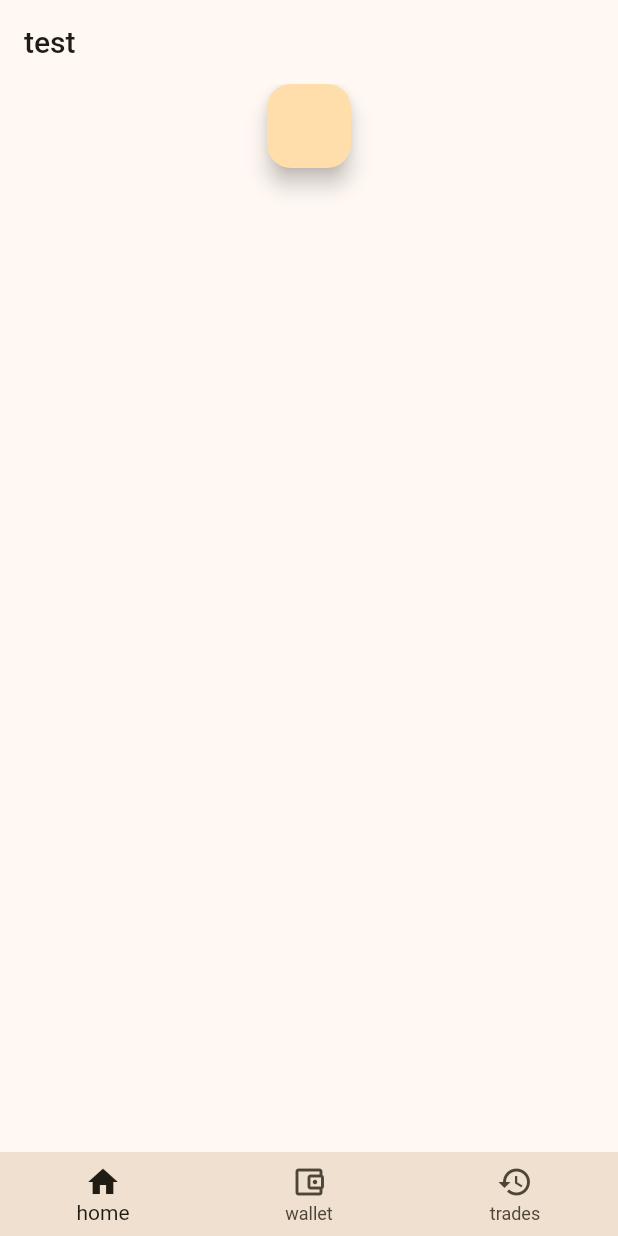
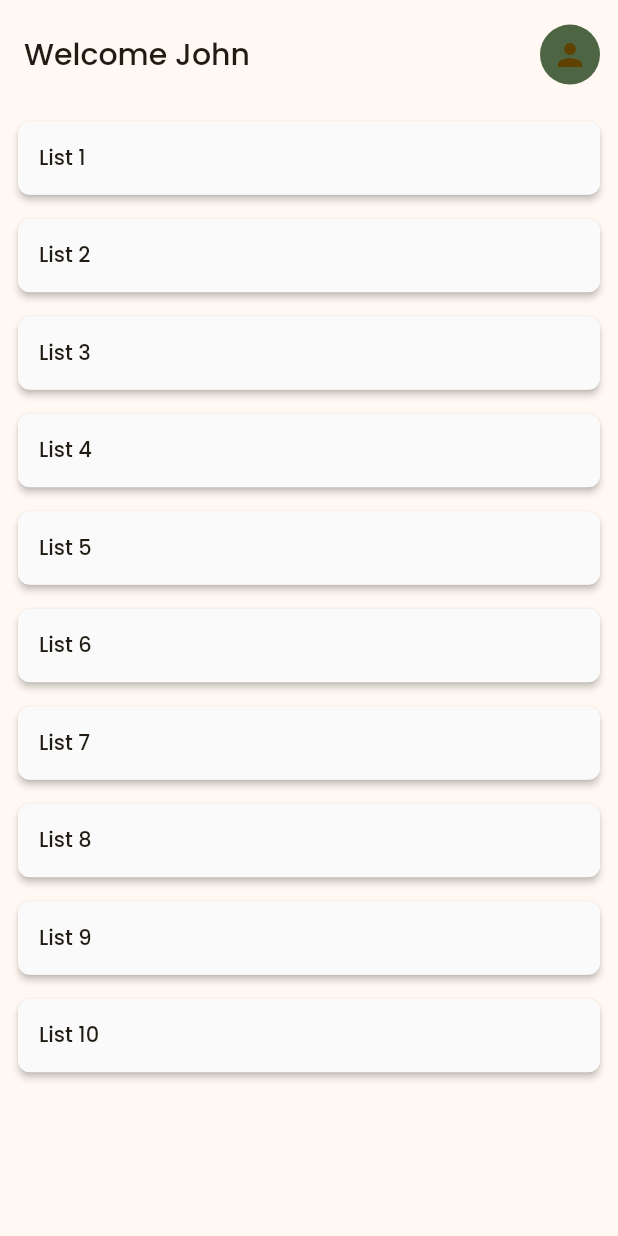
Before and after one commit to lucas-242/easy_market, a Flutter app: the screen it shows after launch, on a phone screen of 412 x 824 dp. Run offline on Flutter 3.47's test engine with Material 2 defaults, Android fonts, the phone set to English and light mode, and no system bars; drawn by our look-alikes of dynamic_color; our stand-ins replace bloc, cloud_firestore, dartz, firebase_core, flutter_modular, google_fonts and 1 more; accounts and stored records are empty; generated files the repository leaves out were written again.

Commit message:
creating shopping_list_card

```diff
--- a/lib/app/core/app_routes.dart
+++ b/lib/app/core/app_routes.dart
@@ -1,5 +1,5 @@
 abstract class AppRoutes {
   static String get main => '/';
-  static String get lists => '/lists';
-  static String get login => '/login';
+  static String get lists => '/lists/';
+  static String get login => '/login/';
 }
--- a/lib/app/modules/shopping_list/presenter/pages/shopping_lists_page.dart
+++ b/lib/app/modules/shopping_list/presenter/pages/shopping_lists_page.dart
@@ -1,40 +1,39 @@
 import 'package:flutter/material.dart';
+import 'package:market_lists/app/modules/shopping_list/presenter/widgets/shopping_list_card.dart';
+import 'package:market_lists/app/modules/shopping_list/shopping_list.dart';
+import 'package:market_lists/app/shared/themes/typography_utils.dart';
 
 class ShoppingListsPage extends StatelessWidget {
   const ShoppingListsPage({Key? key}) : super(key: key);
 
   @override
   Widget build(BuildContext context) {
+    var theme = Theme.of(context);
+
     return Scaffold(
       appBar: AppBar(
-        title: const Text('test'),
+        title: Text(
+          'Welcome John',
+          style: context.titleLarge,
+        ),
+        toolbarHeight: kToolbarHeight * 1.3,
+        actions: [
+          Padding(
+            padding: const EdgeInsets.only(right: 12.0),
+            child: CircleAvatar(
+              backgroundColor: theme.colorScheme.tertiary,
+              child: const Icon(Icons.person),
+            ),
+          )
+        ],
       ),
-      body: SingleChildScrollView(
-        child: Column(
-          children: [
-            Container(),
-            Container(),
-            Container(),
-            FloatingActionButton(onPressed: (() => null)),
-          ],
+      body: ListView.builder(
+        itemCount: 10,
+        itemBuilder: (context, index) => ShoppingListCard(
+          shoppingList:
+              ShoppingList(id: index.toString(), name: 'List ${index + 1}'),
+          onTap: (id) {},
         ),
-      ),
-      bottomNavigationBar: BottomNavigationBar(
-        items: const [
-          BottomNavigationBarItem(
-            activeIcon: Icon(Icons.home),
-            icon: Icon(Icons.home_outlined),
-            label: 'home',
-          ),
-          BottomNavigationBarItem(
-              activeIcon: Icon(Icons.account_balance_wallet),
-              icon: Icon(Icons.account_balance_wallet_outlined),
-              label: 'wallet'),
-          BottomNavigationBarItem(
-            icon: Icon(Icons.history),
-            label: 'trades',
-          ),
-        ],
       ),
     );
   }
--- /dev/null
+++ b/lib/app/modules/shopping_list/presenter/widgets/shopping_list_card.dart
@@ -0,0 +1,34 @@
+import 'package:flutter/material.dart';
+import 'package:market_lists/app/modules/shopping_list/shopping_list.dart';
+import 'package:market_lists/app/shared/themes/typography_utils.dart';
+
+class ShoppingListCard extends StatelessWidget {
+  //TODO: Receive ShoppingList instead String
+  final ShoppingList shoppingList;
+  final Function(String) onTap;
+  const ShoppingListCard(
+      {Key? key, required this.shoppingList, required this.onTap})
+      : super(key: key);
+
+  @override
+  Widget build(BuildContext context) {
+    return Card(
+      margin: const EdgeInsets.symmetric(horizontal: 12.0, vertical: 8.0),
+      child: Material(
+        child: InkWell(
+          onTap: () => onTap(shoppingList.id),
+          child: SizedBox(
+            width: double.infinity,
+            child: Padding(
+              padding: const EdgeInsets.all(14.0),
+              child: Text(
+                shoppingList.name,
+                style: context.bodyLarge,
+              ),
+            ),
+          ),
+        ),
+      ),
+    );
+  }
+}
--- a/lib/app/shared/themes/theme_provider.dart
+++ b/lib/app/shared/themes/theme_provider.dart
@@ -103,7 +103,7 @@ class ThemeProvider extends InheritedWidget {
 
   CardTheme cardTheme() {
     return CardTheme(
-      elevation: 0,
+      elevation: 2,
       shape: shapeMedium,
       clipBehavior: Clip.antiAlias,
     );
--- a/lib/main.dart
+++ b/lib/main.dart
@@ -6,6 +6,6 @@ import 'package:market_lists/app/core/app_routes.dart';
 import 'app/app_module.dart';
 
 Future<void> main() async {
-  Modular.setInitialRoute(AppRoutes.lists);
+  Modular.setInitialRoute(AppRoutes.main);
   runApp(ModularApp(module: AppModule(), child: const AppWidget()));
 }
```
Also changed, not shown: lib/app/shared/themes/typography_utils.dart (added, +53 -0 lines), 2 other files.
